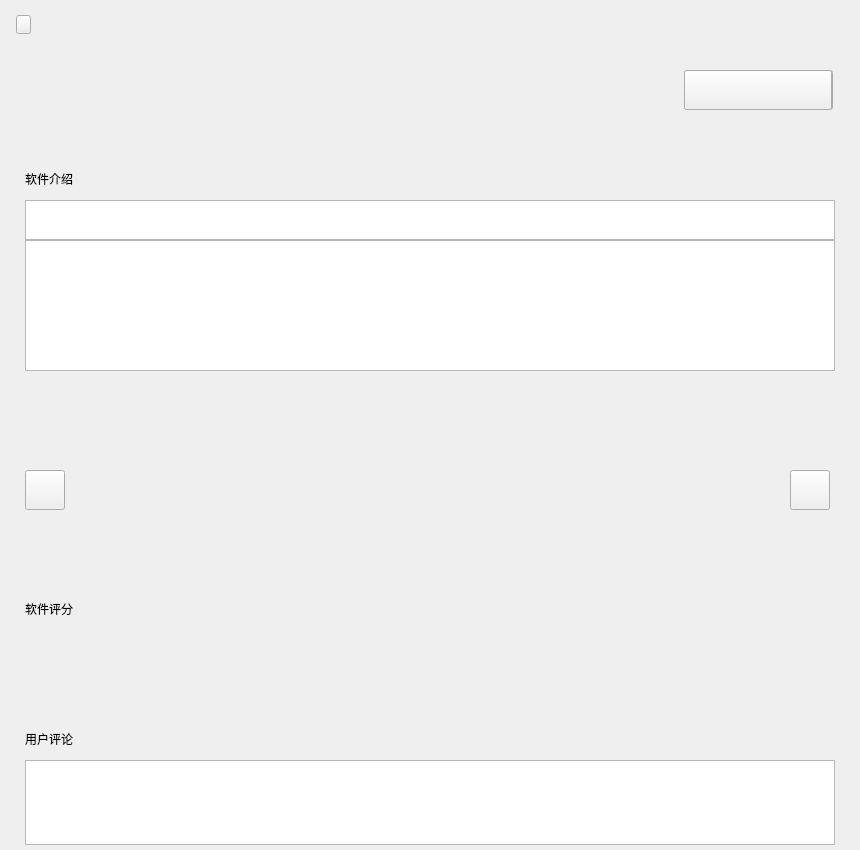
First picture: the form in ui/detailw.ui, repository UbuntuKylin/kylin-software-center, before the edit.
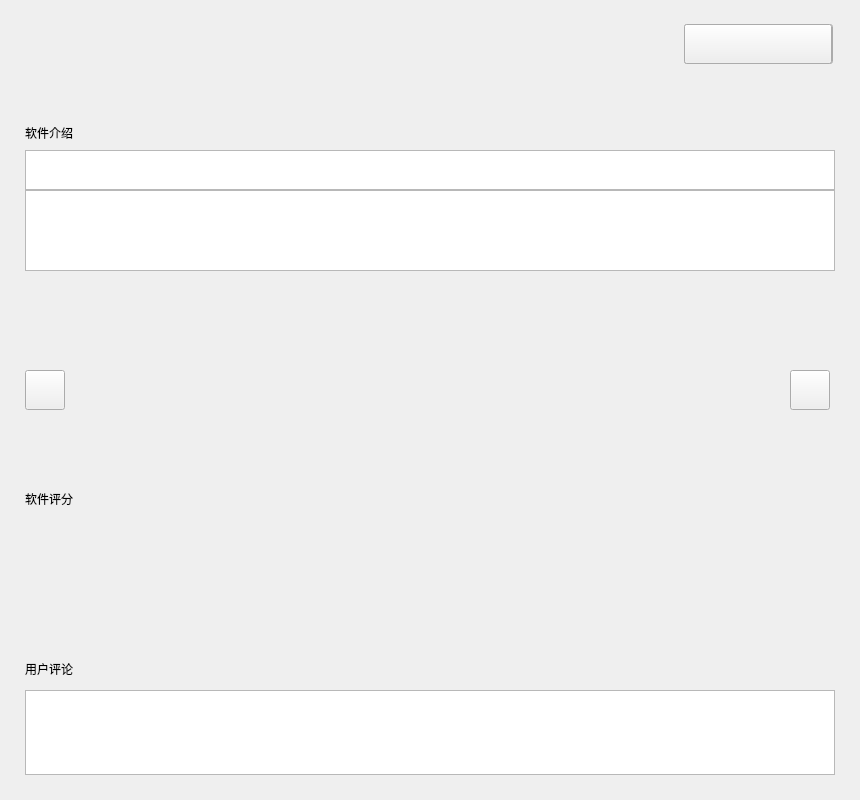
Second picture: the form after the edit.

Commit message: show half start icon

```diff
--- a/ui/detailw.ui
+++ b/ui/detailw.ui
@@ -7,7 +7,7 @@
     <x>0</x>
     <y>0</y>
     <width>860</width>
-    <height>850</height>
+    <height>800</height>
    </rect>
   </property>
   <property name="windowTitle">
@@ -16,26 +16,13 @@
   <property name="styleSheet">
    <string notr="true"/>
   </property>
-  <widget class="QPushButton" name="btnCloseDetail">
-   <property name="geometry">
-    <rect>
-     <x>16</x>
-     <y>15</y>
-     <width>15</width>
-     <height>19</height>
-    </rect>
-   </property>
-   <property name="text">
-    <string/>
-   </property>
-  </widget>
-  <widget class="QLabel" name="icon">
+  <widget class="QLabel" name="iconBG">
    <property name="geometry">
     <rect>
      <x>25</x>
-     <y>71</y>
-     <width>48</width>
-     <height>48</height>
+     <y>0</y>
+     <width>80</width>
+     <height>80</height>
     </rect>
    </property>
    <property name="text">
@@ -45,8 +32,8 @@
   <widget class="QLabel" name="status">
    <property name="geometry">
     <rect>
-     <x>55</x>
-     <y>100</y>
+     <x>88</x>
+     <y>48</y>
      <width>16</width>
      <height>16</height>
     </rect>
@@ -55,63 +42,11 @@
     <string/>
    </property>
   </widget>
-  <widget class="QLabel" name="name">
-   <property name="geometry">
-    <rect>
-     <x>95</x>
-     <y>67</y>
-     <width>371</width>
-     <height>19</height>
-    </rect>
-   </property>
-   <property name="text">
-    <string/>
-   </property>
-  </widget>
-  <widget class="QLabel" name="candidateVersion">
-   <property name="geometry">
-    <rect>
-     <x>95</x>
-     <y>111</y>
-     <width>200</width>
-     <height>18</height>
-    </rect>
-   </property>
-   <property name="text">
-    <string/>
-   </property>
-  </widget>
-  <widget class="QLabel" name="installedVersion">
-   <property name="geometry">
-    <rect>
-     <x>95</x>
-     <y>90</y>
-     <width>200</width>
-     <height>18</height>
-    </rect>
-   </property>
-   <property name="text">
-    <string/>
-   </property>
-  </widget>
-  <widget class="QLabel" name="size">
-   <property name="geometry">
-    <rect>
-     <x>330</x>
-     <y>90</y>
-     <width>140</width>
-     <height>18</height>
-    </rect>
-   </property>
-   <property name="text">
-    <string/>
-   </property>
-  </widget>
   <widget class="QLabel" name="splitText1">
    <property name="geometry">
     <rect>
      <x>25</x>
-     <y>170</y>
+     <y>124</y>
      <width>66</width>
      <height>17</height>
     </rect>
@@ -124,7 +59,7 @@
    <property name="geometry">
     <rect>
      <x>25</x>
-     <y>200</y>
+     <y>150</y>
      <width>810</width>
      <height>40</height>
     </rect>
@@ -134,9 +69,9 @@
    <property name="geometry">
     <rect>
      <x>25</x>
-     <y>240</y>
+     <y>190</y>
      <width>810</width>
-     <height>131</height>
+     <height>81</height>
     </rect>
    </property>
   </widget>
@@ -144,9 +79,9 @@
    <property name="geometry">
     <rect>
      <x>25</x>
-     <y>388</y>
+     <y>290</y>
      <width>810</width>
-     <height>207</height>
+     <height>200</height>
     </rect>
    </property>
    <property name="text">
@@ -157,7 +92,7 @@
    <property name="geometry">
     <rect>
      <x>25</x>
-     <y>470</y>
+     <y>370</y>
      <width>40</width>
      <height>40</height>
     </rect>
@@ -170,7 +105,7 @@
    <property name="geometry">
     <rect>
      <x>790</x>
-     <y>470</y>
+     <y>370</y>
      <width>40</width>
      <height>40</height>
     </rect>
@@ -183,7 +118,7 @@
    <property name="geometry">
     <rect>
      <x>25</x>
-     <y>730</y>
+     <y>660</y>
      <width>66</width>
      <height>17</height>
     </rect>
@@ -196,7 +131,7 @@
    <property name="geometry">
     <rect>
      <x>25</x>
-     <y>760</y>
+     <y>690</y>
      <width>810</width>
      <height>85</height>
     </rect>
@@ -209,7 +144,7 @@
    <property name="geometry">
     <rect>
      <x>350</x>
-     <y>500</y>
+     <y>380</y>
      <width>1</width>
      <height>1</height>
     </rect>
@@ -222,7 +157,7 @@
    <property name="geometry">
     <rect>
      <x>350</x>
-     <y>530</y>
+     <y>410</y>
      <width>1</width>
      <height>1</height>
     </rect>
@@ -231,37 +166,11 @@
     <string/>
    </property>
   </widget>
-  <widget class="QLabel" name="size_install">
-   <property name="geometry">
-    <rect>
-     <x>330</x>
-     <y>111</y>
-     <width>140</width>
-     <height>18</height>
-    </rect>
-   </property>
-   <property name="text">
-    <string/>
-   </property>
-  </widget>
-  <widget class="QLabel" name="gradeBG">
-   <property name="geometry">
-    <rect>
-     <x>40</x>
-     <y>630</y>
-     <width>761</width>
-     <height>71</height>
-    </rect>
-   </property>
-   <property name="text">
-    <string/>
-   </property>
-  </widget>
   <widget class="QLabel" name="splitText2">
    <property name="geometry">
     <rect>
      <x>25</x>
-     <y>600</y>
+     <y>490</y>
      <width>66</width>
      <height>17</height>
     </rect>
@@ -274,7 +183,7 @@
    <property name="geometry">
     <rect>
      <x>685</x>
-     <y>70</y>
+     <y>24</y>
      <width>148</width>
      <height>40</height>
     </rect>
@@ -287,7 +196,7 @@
    <property name="geometry">
     <rect>
      <x>684</x>
-     <y>70</y>
+     <y>24</y>
      <width>148</width>
      <height>40</height>
     </rect>
@@ -300,7 +209,7 @@
    <property name="geometry">
     <rect>
      <x>684</x>
-     <y>70</y>
+     <y>24</y>
      <width>148</width>
      <height>40</height>
     </rect>
@@ -309,50 +218,242 @@
     <string/>
    </property>
   </widget>
-  <widget class="QLabel" name="grade">
+  <widget class="QWidget" name="gradeBG" native="true">
    <property name="geometry">
     <rect>
-     <x>85</x>
-     <y>628</y>
-     <width>60</width>
-     <height>41</height>
+     <x>25</x>
+     <y>516</y>
+     <width>810</width>
+     <height>132</height>
     </rect>
    </property>
-   <property name="text">
-    <string/>
-   </property>
-   <property name="alignment">
-    <set>Qt::AlignLeading|Qt::AlignLeft|Qt::AlignVCenter</set>
-   </property>
+   <widget class="QLabel" name="gradeText2">
+    <property name="geometry">
+     <rect>
+      <x>15</x>
+      <y>100</y>
+      <width>151</width>
+      <height>17</height>
+     </rect>
+    </property>
+    <property name="text">
+     <string/>
+    </property>
+    <property name="alignment">
+     <set>Qt::AlignCenter</set>
+    </property>
+   </widget>
+   <widget class="QLabel" name="gradeText1">
+    <property name="geometry">
+     <rect>
+      <x>625</x>
+      <y>60</y>
+      <width>66</width>
+      <height>17</height>
+     </rect>
+    </property>
+    <property name="text">
+     <string/>
+    </property>
+   </widget>
+   <widget class="QLabel" name="grade">
+    <property name="geometry">
+     <rect>
+      <x>60</x>
+      <y>13</y>
+      <width>60</width>
+      <height>41</height>
+     </rect>
+    </property>
+    <property name="text">
+     <string/>
+    </property>
+    <property name="alignment">
+     <set>Qt::AlignCenter</set>
+    </property>
+   </widget>
+   <widget class="QLabel" name="vline">
+    <property name="geometry">
+     <rect>
+      <x>450</x>
+      <y>6</y>
+      <width>1</width>
+      <height>120</height>
+     </rect>
+    </property>
+    <property name="text">
+     <string/>
+    </property>
+   </widget>
+   <widget class="QLabel" name="gradetitle">
+    <property name="geometry">
+     <rect>
+      <x>120</x>
+      <y>35</y>
+      <width>31</width>
+      <height>21</height>
+     </rect>
+    </property>
+    <property name="text">
+     <string/>
+    </property>
+    <property name="alignment">
+     <set>Qt::AlignCenter</set>
+    </property>
+   </widget>
   </widget>
-  <widget class="QLabel" name="gradeText1">
+  <widget class="QLabel" name="icon">
    <property name="geometry">
     <rect>
-     <x>650</x>
-     <y>655</y>
-     <width>66</width>
-     <height>17</height>
+     <x>41</x>
+     <y>16</y>
+     <width>48</width>
+     <height>48</height>
     </rect>
    </property>
    <property name="text">
     <string/>
    </property>
   </widget>
-  <widget class="QLabel" name="gradeText2">
+  <widget class="QWidget" name="widget" native="true">
    <property name="geometry">
     <rect>
-     <x>40</x>
-     <y>690</y>
-     <width>151</width>
-     <height>17</height>
+     <x>120</x>
+     <y>0</y>
+     <width>381</width>
+     <height>121</height>
     </rect>
    </property>
-   <property name="text">
-    <string/>
-   </property>
-   <property name="alignment">
-    <set>Qt::AlignCenter</set>
-   </property>
+   <widget class="QLabel" name="scoretitle">
+    <property name="geometry">
+     <rect>
+      <x>0</x>
+      <y>96</y>
+      <width>66</width>
+      <height>18</height>
+     </rect>
+    </property>
+    <property name="text">
+     <string/>
+    </property>
+   </widget>
+   <widget class="QLabel" name="size">
+    <property name="geometry">
+     <rect>
+      <x>210</x>
+      <y>40</y>
+      <width>140</width>
+      <height>18</height>
+     </rect>
+    </property>
+    <property name="text">
+     <string/>
+    </property>
+   </widget>
+   <widget class="QLabel" name="candidateVersion">
+    <property name="geometry">
+     <rect>
+      <x>0</x>
+      <y>68</y>
+      <width>200</width>
+      <height>18</height>
+     </rect>
+    </property>
+    <property name="text">
+     <string/>
+    </property>
+   </widget>
+   <widget class="QLabel" name="installedVersion">
+    <property name="geometry">
+     <rect>
+      <x>0</x>
+      <y>38</y>
+      <width>200</width>
+      <height>18</height>
+     </rect>
+    </property>
+    <property name="text">
+     <string/>
+    </property>
+   </widget>
+   <widget class="QLabel" name="name">
+    <property name="geometry">
+     <rect>
+      <x>0</x>
+      <y>0</y>
+      <width>311</width>
+      <height>30</height>
+     </rect>
+    </property>
+    <property name="text">
+     <string/>
+    </property>
+   </widget>
+   <widget class="QLabel" name="size_install">
+    <property name="geometry">
+     <rect>
+      <x>210</x>
+      <y>68</y>
+      <width>140</width>
+      <height>18</height>
+     </rect>
+    </property>
+    <property name="text">
+     <string/>
+    </property>
+   </widget>
+   <widget class="QLabel" name="split1">
+    <property name="geometry">
+     <rect>
+      <x>200</x>
+      <y>38</y>
+      <width>1</width>
+      <height>18</height>
+     </rect>
+    </property>
+    <property name="text">
+     <string/>
+    </property>
+   </widget>
+   <widget class="QLabel" name="split2">
+    <property name="geometry">
+     <rect>
+      <x>200</x>
+      <y>68</y>
+      <width>1</width>
+      <height>18</height>
+     </rect>
+    </property>
+    <property name="text">
+     <string/>
+    </property>
+   </widget>
+   <widget class="QLabel" name="fen">
+    <property name="geometry">
+     <rect>
+      <x>160</x>
+      <y>96</y>
+      <width>21</width>
+      <height>18</height>
+     </rect>
+    </property>
+    <property name="text">
+     <string/>
+    </property>
+   </widget>
+   <widget class="QLabel" name="scorelabel">
+    <property name="geometry">
+     <rect>
+      <x>136</x>
+      <y>96</y>
+      <width>21</width>
+      <height>18</height>
+     </rect>
+    </property>
+    <property name="text">
+     <string/>
+    </property>
+   </widget>
   </widget>
   <zorder>splitText2</zorder>
   <zorder>btnCloseDetail</zorder>
```
Left out of the diff: 15 changed lines with no effect on the pictures. The commit also changes 36 other files.
